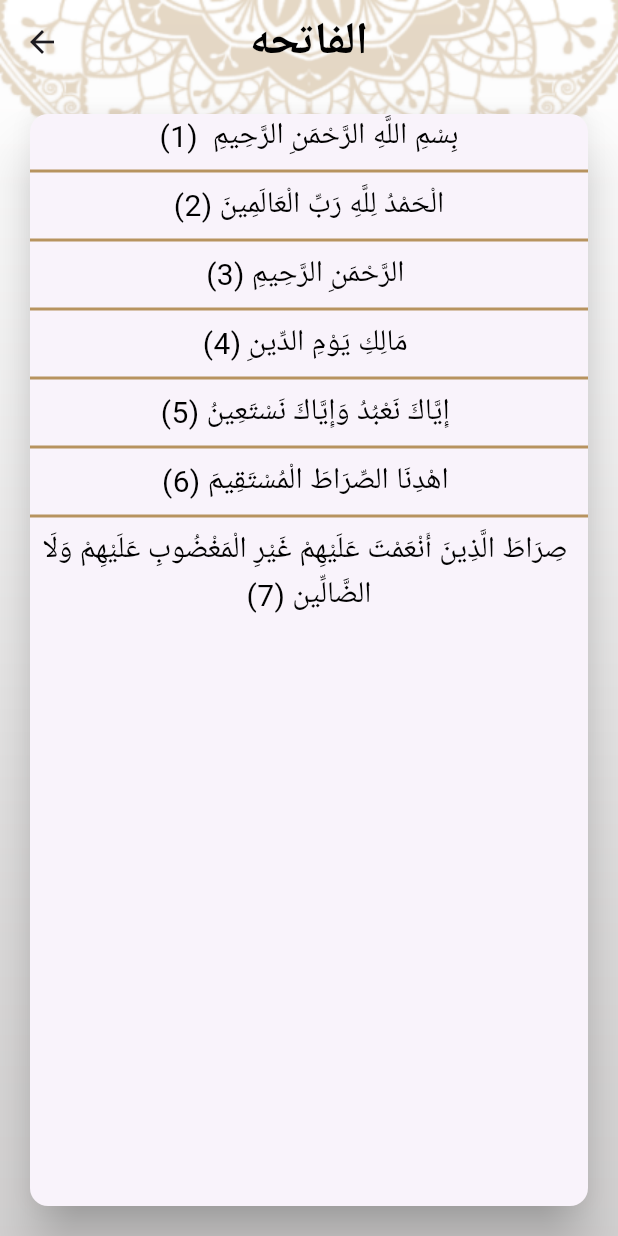
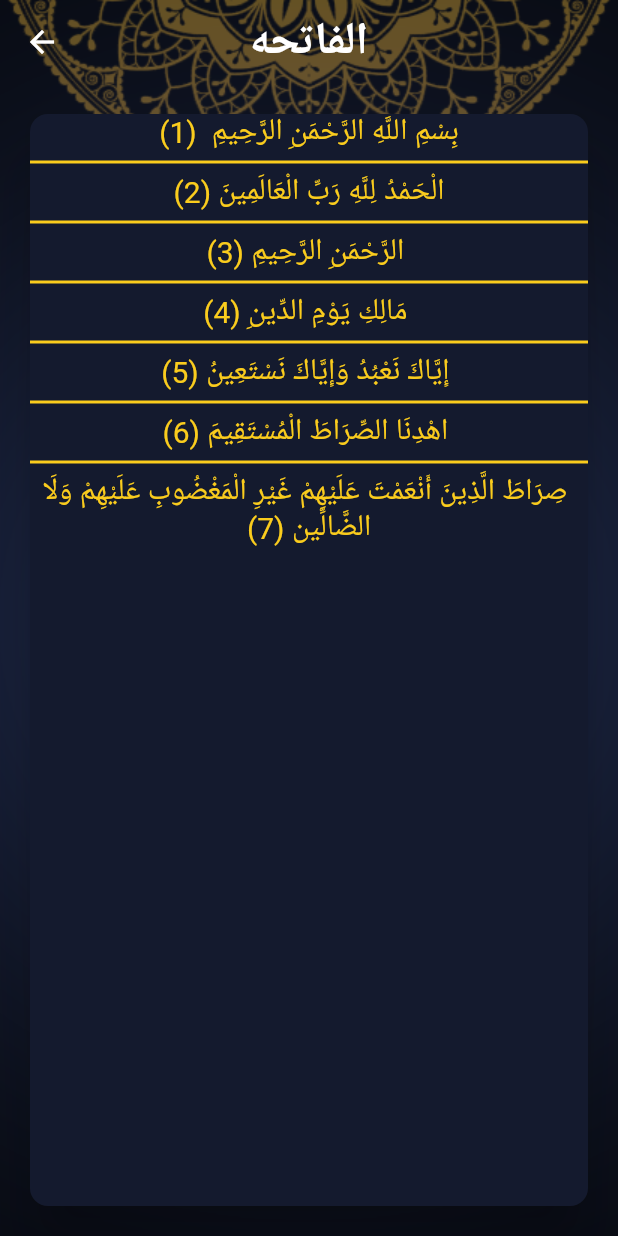
Before and after one commit to YomnaIbrahim4/islamy, a Flutter app: the screen it shows after launch, after a tap on "الفاتحه", on a phone screen of 412 x 824 dp. Run offline on Flutter 3.47's test engine with Material 3 defaults, Android fonts, the phone set to English and light mode, and no system bars.

Commit message:
finish dark mode

```diff
--- a/lib/home/home_screen.dart
+++ b/lib/home/home_screen.dart
@@ -3,6 +3,8 @@
 import 'package:islami_project/home/tabs/quran_tab.dart';
 import 'package:islami_project/home/tabs/radio_tab.dart';
 import 'package:islami_project/home/tabs/sebha_tab.dart';
+import 'package:islami_project/home/tabs/settings_tab.dart';
+import 'package:islami_project/style/AppStyle.dart';
 
 class HomeScreen extends StatefulWidget {
   static const String routeName = "Home";
@@ -17,7 +19,8 @@
     QuranTab(),
     AhadethTab(),
     SebhaTab(),
-    RadioTab()
+    RadioTab(),
+    SettingsTab()
   ];
 
   @override
@@ -25,7 +28,9 @@
     return Container(
       decoration: BoxDecoration(
         image: DecorationImage(
-            image: AssetImage("assets/images/default_bg.png"),
+            image: AssetImage(AppStyle.isDark
+                ? "assets/images/home_dark_background.png"
+                :  "assets/images/default_bg.png"),
             fit: BoxFit.fill,
         )
 
@@ -71,6 +76,13 @@
                     ),
                   label: "Radio",
                 ),
+                BottomNavigationBarItem(
+                  backgroundColor: Theme.of(context).colorScheme.primary,
+                  icon: Icon(
+                    Icons.settings,
+                  ),
+                  label: "Settings",
+                ),
               ],
           ),
         )
--- a/lib/home/sura_name_widget.dart
+++ b/lib/home/sura_name_widget.dart
@@ -25,27 +25,21 @@
             child: Text(
               suraName,
               textAlign: TextAlign.center,
-              style: TextStyle(
-                fontSize: 20,
-                fontWeight: FontWeight.bold,
-              ),
+              style: Theme.of(context).textTheme.bodySmall,
             ),
           ),
           Container(
-            height: 30,
+            height: 40,
             width: 2,
             decoration: BoxDecoration(
-              color: Theme.of(context).colorScheme.primary,
+              color: Theme.of(context).colorScheme.onPrimaryContainer,
             ),
           ),
           Expanded(
             child: Text(
               suraNumber.toString(),
               textAlign: TextAlign.center,
-              style: TextStyle(
-                fontSize: 20,
-                fontWeight: FontWeight.bold,
-              ),
+              style: Theme.of(context).textTheme.bodySmall,
             ),
           ),
         ],
--- a/lib/home/tabs/quran_tab.dart
+++ b/lib/home/tabs/quran_tab.dart
@@ -36,25 +36,21 @@
               child: Text(
                 textAlign: TextAlign.center,
                   "Sura Name",
-                style: TextStyle(
-                  fontSize: 20,
-                ),
+                style: Theme.of(context).textTheme.titleMedium,
               ),
             ),
             Container(
               height: 30,
               width: 2,
               decoration: BoxDecoration(
-                color: Theme.of(context).colorScheme.primary,
+                color: Theme.of(context).colorScheme.onPrimaryContainer,
               ),
             ),
             Expanded(
               child: Text(
                   "Verses Number",
                 textAlign: TextAlign.center,
-                style: TextStyle(
-                  fontSize: 20,
-                ),
+                style: Theme.of(context).textTheme.titleMedium,
               ),
             ),
           ],
--- a/lib/main.dart
+++ b/lib/main.dart
@@ -2,6 +2,7 @@
 import 'package:islami_project/ahadeth_details/ahadeth_details_screen.dart';
 import 'package:islami_project/home/home_screen.dart';
 import 'package:islami_project/quran_details/quran_details_screen.dart';
+import 'package:islami_project/style/AppStyle.dart';
 
 void main() {
 
@@ -17,47 +18,11 @@
   Widget build(BuildContext context) {
     return MaterialApp(
       title: 'Flutter Demo',
-      theme: ThemeData(
-        appBarTheme: AppBarTheme(
-          backgroundColor: Colors.transparent,
-          centerTitle: true,
-          titleTextStyle: TextStyle(
-            fontSize: 30,
-            fontWeight: FontWeight.bold,
-            color: Colors.black,
-          )
-        ),
-        scaffoldBackgroundColor: Colors.transparent,
-        cardTheme: CardTheme(
-          elevation: 15,
-          margin: EdgeInsets.all(20),
-          surfaceTintColor: Colors.white,
-        ),
-        dividerTheme: DividerThemeData(
-          color: Color(0xffB7935F),
-              thickness: 2,
-        ),
-        bottomNavigationBarTheme: BottomNavigationBarThemeData(
-          selectedIconTheme: IconThemeData(
-            color: Colors.black,
-            size: 35,
-          ),
-          selectedItemColor: Colors.black,
-          unselectedIconTheme: IconThemeData(
-            color: Colors.white,
-            size: 35,
-          ),
-        ),
-        colorScheme: ColorScheme.fromSeed(
-            seedColor: Colors.deepPurple,
-          primary: Color(0xffB7935F),
-          secondary: Color(0xffB7935F).withOpacity(0.57),
-          onPrimary: Colors.white,
-          onSecondary: Colors.black,
-
-        ),
-        useMaterial3: true,
-      ),
+      theme: AppStyle.lightTheme,
+      darkTheme: AppStyle.darkTheme,
+      themeMode: AppStyle.isDark
+            ? ThemeMode.dark
+            : ThemeMode.light,
       initialRoute: HomeScreen.routeName,
       routes: {
         HomeScreen.routeName:(_)=>HomeScreen(),
--- a/lib/quran_details/quran_details_screen.dart
+++ b/lib/quran_details/quran_details_screen.dart
@@ -1,6 +1,8 @@
 import 'package:flutter/material.dart';
 import 'package:flutter/services.dart';
 import 'package:islami_project/quran_details/quranchapter.dart';
+
+import '../style/AppStyle.dart';
 
 class QuranDetailsScreen extends StatefulWidget {
   static const String routeName = "qurandetails";
@@ -19,7 +21,10 @@
     return Container(
       decoration: BoxDecoration(
           image: DecorationImage(
-            image: AssetImage("assets/images/default_bg.png"),
+            image: AssetImage(AppStyle.isDark
+                    ? "assets/images/home_dark_background.png"
+                    :  "assets/images/default_bg.png"
+            ),
             fit: BoxFit.fill,
           )
 
--- a/lib/quran_details/quranchapter.dart
+++ b/lib/quran_details/quranchapter.dart
@@ -10,11 +10,7 @@
       "$chapter (${index+1})",
       textDirection: TextDirection.rtl,
       textAlign: TextAlign.center,
-      style: TextStyle(
-        color: Colors.black,
-        fontSize: 20,
-
-      ),
+      style: Theme.of(context).textTheme.displayMedium,
     );
   }
 }
--- /dev/null
+++ b/lib/style/AppStyle.dart
@@ -0,0 +1,155 @@
+import 'package:flutter/material.dart';
+
+class AppStyle{
+  static bool isDark = true;
+
+
+  static const Color lightPrimary = Color(0xffB7935F);
+  static const Color darkPrimary = Color(0xff141A2E);
+  static const Color darkSecondary = Color(0xffFACC1D);
+
+
+  static ThemeData lightTheme = ThemeData(
+    bottomSheetTheme: BottomSheetThemeData(
+      backgroundColor: Colors.white
+    ),
+    textTheme: TextTheme(
+      titleMedium: TextStyle(
+        fontSize: 20,
+        fontWeight: FontWeight.w600,
+        color: Colors.black,
+      ),
+      bodySmall: TextStyle(
+      fontSize: 20,
+      fontWeight: FontWeight.w400,
+      color: Colors.black,
+    ),
+      displayMedium: TextStyle(
+        fontSize: 20,
+        fontWeight: FontWeight.w400,
+        color: Colors.black,
+      ),
+      headlineMedium: TextStyle(
+        fontSize: 20,
+        fontWeight: FontWeight.w400,
+        color: lightPrimary,
+      ),
+    ),
+    appBarTheme: AppBarTheme(
+      iconTheme: IconThemeData(
+        color: Colors.black
+      ),
+        backgroundColor: Colors.transparent,
+        centerTitle: true,
+        titleTextStyle: TextStyle(
+          fontSize: 30,
+          fontWeight: FontWeight.bold,
+          color: Colors.black,
+        )
+    ),
+    scaffoldBackgroundColor: Colors.transparent,
+    cardTheme: CardTheme(
+      elevation: 15,
+      margin: EdgeInsets.all(20),
+      surfaceTintColor: Colors.white,
+      color: Colors.white,
+    ),
+    dividerTheme: DividerThemeData(
+      color: lightPrimary,
+      thickness: 2,
+    ),
+    bottomNavigationBarTheme: BottomNavigationBarThemeData(
+      backgroundColor: lightPrimary,
+      selectedIconTheme: IconThemeData(
+        color: Colors.black, // selected icon color
+        size: 35,
+      ),
+      selectedItemColor: Colors.black, // label color
+      unselectedIconTheme: IconThemeData(
+        color: Colors.white,
+        size: 35,
+      ),
+    ),
+    colorScheme: ColorScheme.fromSeed(
+      seedColor: Colors.deepPurple,
+      primary: lightPrimary,
+      secondary: lightPrimary.withOpacity(0.57),
+      onPrimary: Colors.white,
+      onSecondary: Colors.black,
+      onPrimaryContainer: lightPrimary,
+
+    ),
+    useMaterial3: true,
+  );
+  static ThemeData darkTheme = ThemeData(
+    bottomSheetTheme: BottomSheetThemeData(
+        backgroundColor: darkPrimary
+    ),
+    textTheme: TextTheme(
+        titleMedium: TextStyle(
+          fontSize: 20,
+          fontWeight: FontWeight.w600,
+          color: Colors.white,
+        ),
+        bodySmall: TextStyle(
+          fontSize: 20,
+          fontWeight: FontWeight.w400,
+          color: Colors.white,
+        ),
+        displayMedium: TextStyle(
+          fontSize: 20,
+          fontWeight: FontWeight.w400,
+          color: darkSecondary,
+        ),
+      headlineMedium: TextStyle(
+        fontSize: 20,
+        fontWeight: FontWeight.w400,
+        color: darkSecondary,
+      ),
+    ),
+    appBarTheme: AppBarTheme(
+        iconTheme: IconThemeData(
+            color: Colors.white
+        ),
+        backgroundColor: Colors.transparent,
+        centerTitle: true,
+        titleTextStyle: TextStyle(
+          fontSize: 30,
+          fontWeight: FontWeight.bold,
+          color: Colors.white,
+        )
+    ),
+    scaffoldBackgroundColor: Colors.transparent,
+    cardTheme: CardTheme(
+      elevation: 15,
+      margin: EdgeInsets.all(20),
+      surfaceTintColor: darkPrimary,
+      color: darkPrimary,
+    ),
+    dividerTheme: DividerThemeData(
+      color: darkSecondary,
+      thickness: 2,
+    ),
+    bottomNavigationBarTheme: BottomNavigationBarThemeData(
+      selectedIconTheme: IconThemeData(
+        color: darkSecondary, // selected icon color
+        size: 35,
+      ),
+      selectedItemColor: darkSecondary, // label color
+      unselectedIconTheme: IconThemeData(
+        color: Colors.white,
+        size: 35,
+      ),
+    ),
+    colorScheme: ColorScheme.fromSeed(
+      seedColor: Colors.deepPurple,
+      primary: darkPrimary,
+      secondary: darkSecondary,
+      onPrimary: Colors.white,
+      onSecondary: Colors.black,
+      onPrimaryContainer: darkSecondary,
+
+    ),
+    useMaterial3: true,
+  );
+}
```
Also changed, not shown: lib/ahadeth_details/ahadeth_details_screen.dart (+7 -4 lines), lib/home/LanguageBottomSheet.dart (added, +22 -0 lines), lib/home/ThemeBottomSheet.dart (added, +22 -0 lines), lib/home/selectedItem.dart (added, +26 -0 lines), lib/home/tabs/ahadeth_tab.dart (+2 -8 lines), lib/home/tabs/sebha_tab.dart (+4 -15 lines), lib/home/tabs/settings_tab.dart (added, +88 -0 lines), lib/home/unselectedItem.dart (added, +14 -0 lines), assets/images/home_dark_background.png (added).
